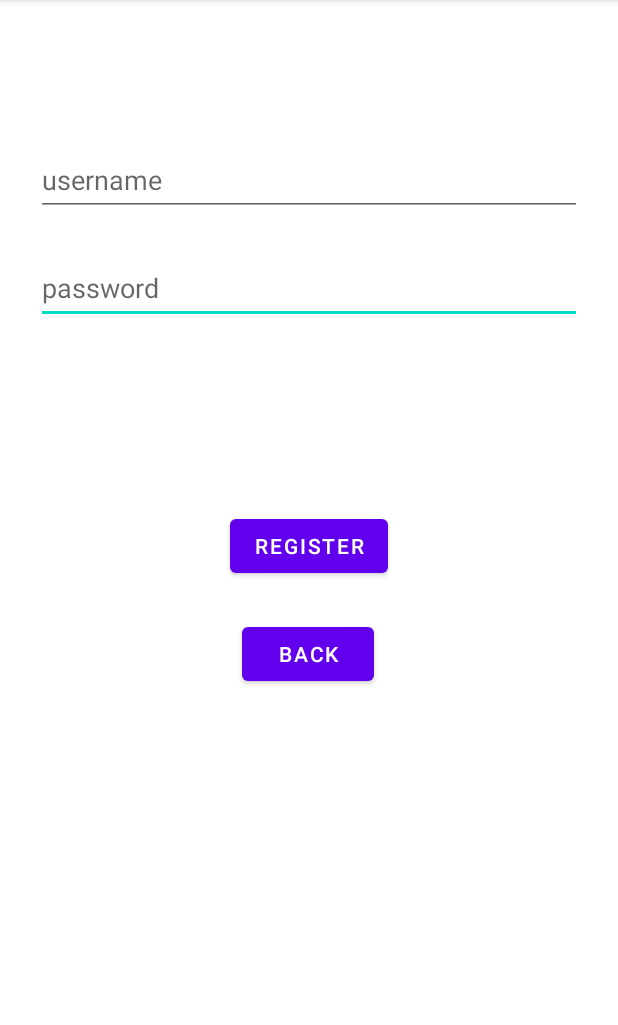
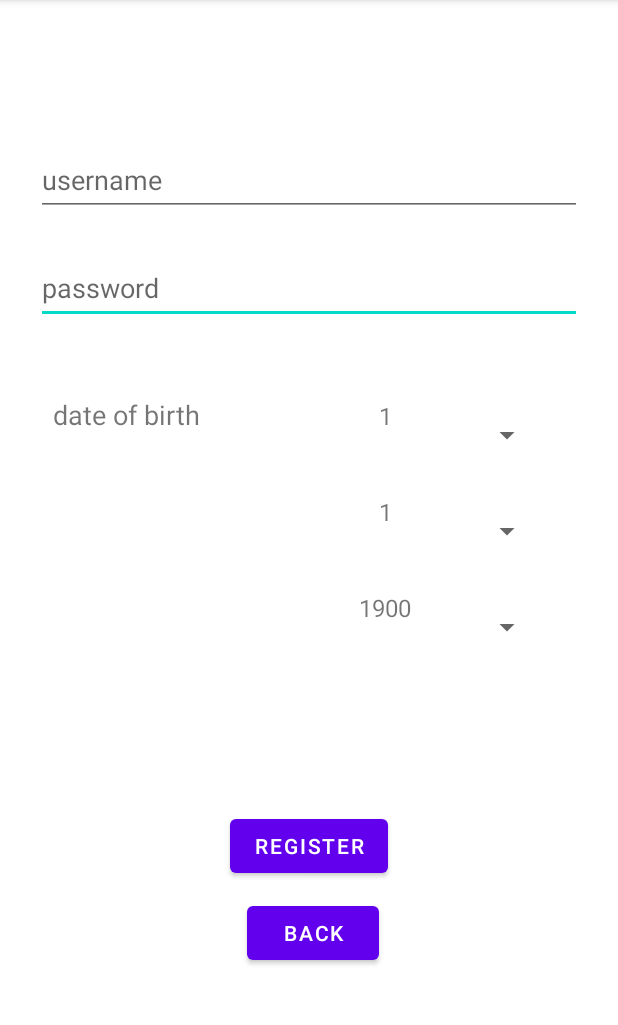
Before and after one commit to gabrielemarino-gm/Emotion-Tracker, an Android app: the RegisterActivity screen opened directly, with no data from a screen before it, on a phone screen of 412 x 824 dp, the part 84-1109 px from its top. Run offline under Robolectric (Android 15) with nearby library versions, the phone set to English and light mode, and no system bars; our stand-ins replace Firebase (no records; nobody signed in at launch, a user with empty details on screens opened directly).

Commit message:
Added date of birth field to the registration page

```diff
--- a/app/src/main/java/it/unipi/dii/emotion_tracker/RegisterActivity.kt
+++ b/app/src/main/java/it/unipi/dii/emotion_tracker/RegisterActivity.kt
@@ -1,10 +1,10 @@
 package it.unipi.dii.emotion_tracker
 
 import android.content.Intent
+import android.icu.util.Calendar
 import android.os.Bundle
-import android.widget.Button
-import android.widget.EditText
-import android.widget.Toast
+import android.view.View
+import android.widget.*
 import androidx.appcompat.app.AppCompatActivity
 import com.google.firebase.database.*
 import java.nio.charset.StandardCharsets
@@ -24,6 +24,33 @@ class RegisterActivity : AppCompatActivity() {
         super.onCreate(savedInstanceState)
         setContentView(R.layout.activity_register)
 
+        val currentYear = Calendar.getInstance().get(Calendar.YEAR)
+        val years = Array(currentYear - 1899) { i -> (i + 1900) }
+        val months = Array(12) { i -> (i + 1) }
+        val days = Array(31) { i -> (i + 1) }
+
+        val spinner_year = findViewById<Spinner>(R.id.spinner3)
+        val adapter_year = ArrayAdapter(this, android.R.layout.simple_spinner_dropdown_item, years)
+        spinner_year.adapter = adapter_year
+
+        val spinner_month = findViewById<Spinner>(R.id.spinner2)
+        val adapter_month = ArrayAdapter(this, android.R.layout.simple_spinner_dropdown_item, months)
+        spinner_month.adapter = adapter_month
+
+        val spinner_day = findViewById<Spinner>(R.id.spinner)
+        val adapter_day = ArrayAdapter(this, android.R.layout.simple_spinner_dropdown_item, days)
+        spinner_day.adapter = adapter_day
+
+        var selectedDay = findViewById<TextView>(R.id.testViewDay)
+        val selectedMonth = findViewById<TextView>(R.id.testViewMonth)
+        val selectedYear = findViewById<TextView>(R.id.testViewYear)
+
+        setContentSpinner(selectedDay,spinner_day)
+        setContentSpinner(selectedMonth,spinner_month)
+        setContentSpinner(selectedYear,spinner_year)
+
+
+
         usernameText = findViewById(R.id.username_reg);
         passwordText = findViewById(R.id.password_reg);
         //dateOfBirth = findViewById(R.id.date_of_birth)
@@ -35,11 +62,17 @@ class RegisterActivity : AppCompatActivity() {
 
         registerButton.setOnClickListener(){
 
+            // TODO implement the date format if needed
+            //val calendar = Calendar.getInstance()
+            //calendar.set(selectedDay.text.toString().toInt(), selectedMonth.text.toString().toInt(), selectedYear.text.toString().toInt())
+            //val date_of_birth = calendar.time
+
             controlloUsername(usernameText.text.toString(),myRef) { controllo ->
                 if (controllo) {
                     val user = User(
                         usernameText.text.toString(),
-                        encryptPassword(passwordText.text.toString())
+                        encryptPassword(passwordText.text.toString()),
+                        "${selectedDay.text.toString().toInt()}/${selectedMonth.text.toString().toInt()}/${selectedYear.text.toString().toInt()}"
                     )
                     myRef.push().setValue(user)
 
@@ -61,6 +94,19 @@ class RegisterActivity : AppCompatActivity() {
         }
 
 
+    }
+
+    private fun setContentSpinner(selectedTextView: TextView, spinner: Spinner) {
+        spinner.onItemSelectedListener = object : AdapterView.OnItemSelectedListener {
+            override fun onItemSelected(parent: AdapterView<*>, view: View?, position: Int, id: Long) {
+                val selectedItem = parent.getItemAtPosition(position)
+                    selectedTextView.text = selectedItem.toString()
+            }
+
+            override fun onNothingSelected(p0: AdapterView<*>?) {
+                //nothing to do
+            }
+        }
     }
 
     private fun controlloUsername(username: String, myRef: DatabaseReference, callback: (Boolean) -> Unit){
@@ -105,8 +151,8 @@ class RegisterActivity : AppCompatActivity() {
     }
 }
 
-class User(usernameText: String, passwordText:String) {
+class User(usernameText: String, passwordText: String, date_of_birth: String) {
     var username : String =usernameText
     var password : String =passwordText
-    //var date_of_birth : SimpleDateFormat =dateOfBirth
+    var date_of_birth : String = date_of_birth
 }
--- a/app/src/main/res/layout/activity_register.xml
+++ b/app/src/main/res/layout/activity_register.xml
@@ -5,6 +5,50 @@
     android:layout_width="match_parent"
     android:layout_height="match_parent"
     tools:context=".RegisterActivity">
+
+    <TextView
+        android:id="@+id/testViewYear"
+        android:layout_width="50dp"
+        android:layout_height="48dp"
+        android:layout_marginTop="16dp"
+        android:layout_marginEnd="10dp"
+        android:text="Year"
+        android:textAlignment="center"
+        android:textSize="16sp"
+        app:layout_constraintEnd_toStartOf="@+id/spinner"
+        app:layout_constraintTop_toBottomOf="@+id/testViewMonth" />
+
+    <TextView
+        android:id="@+id/testViewMonth"
+        android:layout_width="50dp"
+        android:layout_height="48dp"
+        android:layout_marginTop="16dp"
+        android:layout_marginEnd="10dp"
+        android:text="Month"
+        android:textAlignment="center"
+        android:textSize="16sp"
+        app:layout_constraintEnd_toStartOf="@+id/spinner"
+        app:layout_constraintTop_toBottomOf="@+id/testViewDay" />
+
+    <Spinner
+        android:id="@+id/spinner2"
+        android:layout_width="70dp"
+        android:layout_height="48dp"
+        android:layout_marginTop="16dp"
+        android:layout_marginEnd="50dp"
+        android:contentDescription="Month"
+        app:layout_constraintEnd_toEndOf="parent"
+        app:layout_constraintTop_toBottomOf="@+id/spinner" />
+
+    <Spinner
+        android:id="@+id/spinner3"
+        android:layout_width="70dp"
+        android:layout_height="48dp"
+        android:layout_marginTop="16dp"
+        android:layout_marginEnd="50dp"
+        android:contentDescription="Year"
+        app:layout_constraintEnd_toEndOf="parent"
+        app:layout_constraintTop_toBottomOf="@+id/spinner2" />
 
     <EditText
         android:id="@+id/password_reg"
@@ -44,7 +88,7 @@
         android:layout_width="wrap_content"
         android:layout_height="wrap_content"
         android:layout_marginStart="169dp"
-        android:layout_marginTop="124dp"
+        android:layout_marginTop="324dp"
         android:layout_marginEnd="169dp"
         android:text="REGISTER"
         app:layout_constraintEnd_toEndOf="parent"
@@ -57,11 +101,51 @@
         android:layout_width="wrap_content"
         android:layout_height="wrap_content"
         android:layout_marginStart="158dp"
-        android:layout_marginTop="24dp"
+        android:layout_marginTop="10dp"
         android:layout_marginEnd="159dp"
         android:text="Back"
         app:layout_constraintEnd_toEndOf="parent"
+        app:layout_constraintHorizontal_bias="1.0"
         app:layout_constraintStart_toStartOf="parent"
         app:layout_constraintTop_toBottomOf="@+id/register" />
 
+    <Spinner
+        android:id="@+id/spinner"
+        android:layout_width="70dp"
+        android:layout_height="48dp"
+        android:layout_marginTop="50dp"
+        android:layout_marginEnd="50dp"
+        android:contentDescription="Day"
+        app:layout_constraintEnd_toEndOf="parent"
+        app:layout_constraintTop_toBottomOf="@+id/password_reg" />
+
+    <TextView
+        android:id="@+id/textView4"
+        android:layout_width="120dp"
+        android:layout_height="48dp"
+        android:layout_marginStart="24dp"
+        android:layout_marginTop="48dp"
+        android:layout_marginEnd="3dp"
+        android:focusable="false"
+        android:focusableInTouchMode="false"
+        android:text="date of birth"
+        android:textAlignment="center"
+        android:textSize="18sp"
+        app:layout_constraintEnd_toStartOf="@+id/spinner"
+        app:layout_constraintHorizontal_bias="0.0"
+        app:layout_constraintStart_toStartOf="parent"
+        app:layout_constraintTop_toBottomOf="@+id/password_reg" />
+
+    <TextView
+        android:id="@+id/testViewDay"
+        android:layout_width="50dp"
+        android:layout_height="48dp"
+        android:layout_marginTop="50dp"
+        android:layout_marginEnd="10dp"
+        android:text="Day"
+        android:textAlignment="center"
+        android:textSize="16sp"
+        app:layout_constraintEnd_toStartOf="@+id/spinner"
+        app:layout_constraintTop_toBottomOf="@+id/password_reg" />
+
 </androidx.constraintlayout.widget.ConstraintLayout>
```
